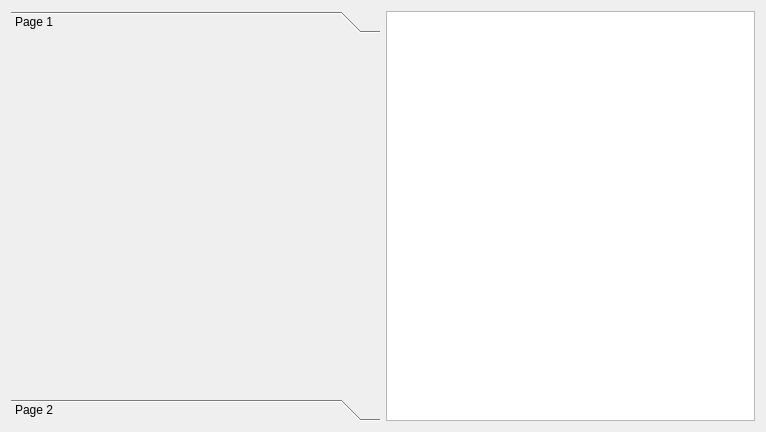
This is starviewer/src/extensions/playground/imageprint/qimageprintextensionbase.ui in starviewer-medical/starviewer as Qt 5 draws it before an edit. The edited form follows.
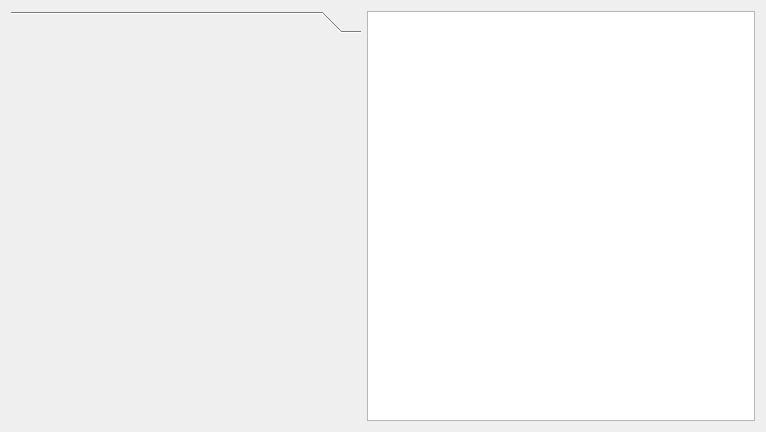
This is the edited form.

The edit to the form file:
```diff
--- a/starviewer/src/extensions/playground/imageprint/qimageprintextensionbase.ui
+++ b/starviewer/src/extensions/playground/imageprint/qimageprintextensionbase.ui
@@ -28,33 +28,32 @@
    </item>
    <item row="0" column="0">
     <widget class="QToolBox" name="m_tbToolBox">
+     <property name="minimumSize">
+      <size>
+       <width>350</width>
+       <height>0</height>
+      </size>
+     </property>
+     <property name="maximumSize">
+      <size>
+       <width>350</width>
+       <height>16777215</height>
+      </size>
+     </property>
      <property name="currentIndex">
       <number>0</number>
      </property>
-     <widget class="QWidget" name="page">
-      <property name="geometry">
-       <rect>
-        <x>0</x>
-        <y>0</y>
-        <width>371</width>
-        <height>358</height>
-       </rect>
-      </property>
-      <attribute name="label">
-       <string>Page 1</string>
-      </attribute>
-     </widget>
      <widget class="QWidget" name="page_2">
       <property name="geometry">
        <rect>
         <x>0</x>
         <y>0</y>
-        <width>371</width>
-        <height>358</height>
+        <width>350</width>
+        <height>386</height>
        </rect>
       </property>
       <attribute name="label">
-       <string>Page 2</string>
+       <string/>
       </attribute>
      </widget>
     </widget>
```
Left out of the diff: 6 changed lines with no effect on the pictures.
